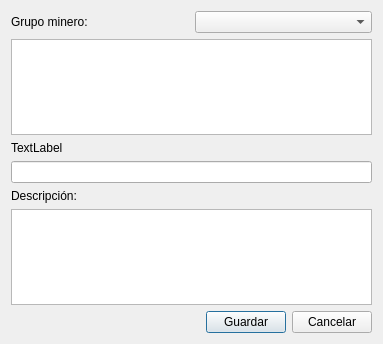
The window that nuevodialog.ui (lincolningaroca/SWDataMonitoreo) describes before a commit, drawn with Qt 5.
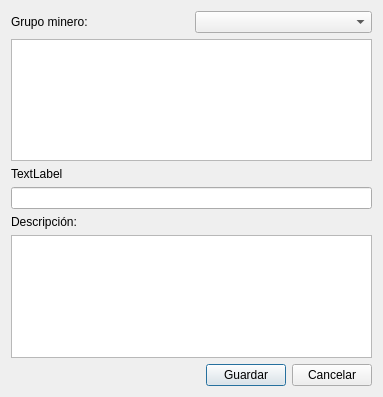
The same window after the commit. Icons and pictures are not drawn.

Patch:
```diff
--- a/nuevodialog.ui
+++ b/nuevodialog.ui
@@ -7,7 +7,7 @@
     <x>0</x>
     <y>0</y>
     <width>383</width>
-    <height>344</height>
+    <height>397</height>
    </rect>
   </property>
   <property name="windowTitle">
@@ -79,6 +79,16 @@
        <property name="text">
         <string>Guardar</string>
        </property>
+       <property name="icon">
+        <iconset resource="rsc.qrc">
+         <normaloff>:/img/save.png</normaloff>:/img/save.png</iconset>
+       </property>
+       <property name="iconSize">
+        <size>
+         <width>24</width>
+         <height>24</height>
+        </size>
+       </property>
       </widget>
      </item>
      <item>
@@ -86,6 +96,16 @@
        <property name="text">
         <string>Cancelar</string>
        </property>
+       <property name="icon">
+        <iconset resource="rsc.qrc">
+         <normaloff>:/img/cancel.png</normaloff>:/img/cancel.png</iconset>
+       </property>
+       <property name="iconSize">
+        <size>
+         <width>24</width>
+         <height>24</height>
+        </size>
+       </property>
       </widget>
      </item>
     </layout>
```
Left out of the diff: 5 changed lines with no effect on the pictures.
